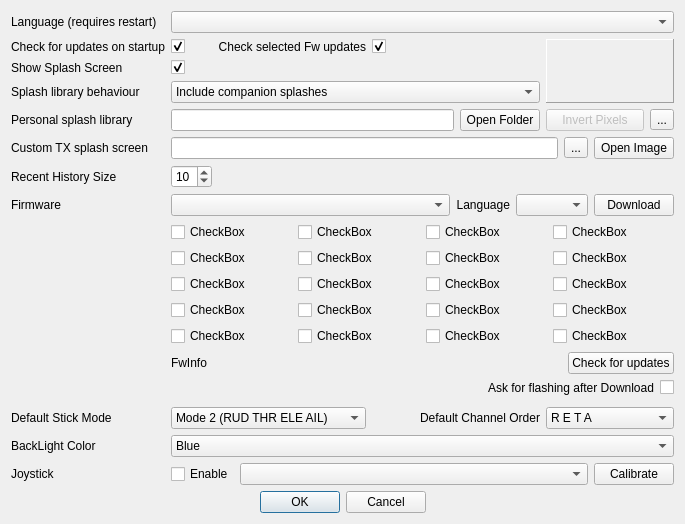
The window that src/preferencesdialog.ui (roberto1903/companion9x) describes before a commit, drawn with Qt 5.
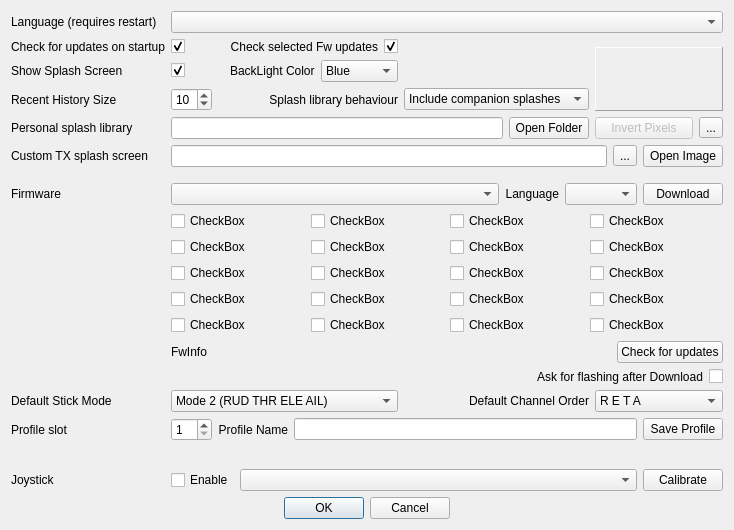
The same window after the commit. Icons and pictures are not drawn.

```diff
--- a/src/preferencesdialog.ui
+++ b/src/preferencesdialog.ui
@@ -6,8 +6,8 @@
    <rect>
     <x>0</x>
     <y>0</y>
-    <width>685</width>
-    <height>524</height>
+    <width>732</width>
+    <height>530</height>
    </rect>
   </property>
   <property name="sizePolicy">
@@ -29,11 +29,209 @@
    <iconset resource="companion9x.qrc">
     <normaloff>:/images/preferences.png</normaloff>:/images/preferences.png</iconset>
   </property>
-  <layout class="QGridLayout" name="gridLayout_4" columnstretch="0,0,0,1,0">
+  <layout class="QGridLayout" name="gridLayout_4" columnstretch="0,0,0,0,0,0,0">
    <property name="sizeConstraint">
     <enum>QLayout::SetMinimumSize</enum>
    </property>
-   <item row="11" column="1" colspan="4">
+   <item row="1" column="6" rowspan="4">
+    <layout class="QGridLayout" name="gridLayout_3" columnstretch="0,0">
+     <item row="1" column="0" colspan="2">
+      <widget class="QLabel" name="imageLabel">
+       <property name="sizePolicy">
+        <sizepolicy hsizetype="Minimum" vsizetype="Minimum">
+         <horstretch>0</horstretch>
+         <verstretch>0</verstretch>
+        </sizepolicy>
+       </property>
+       <property name="minimumSize">
+        <size>
+         <width>128</width>
+         <height>64</height>
+        </size>
+       </property>
+       <property name="maximumSize">
+        <size>
+         <width>128</width>
+         <height>64</height>
+        </size>
+       </property>
+       <property name="frameShape">
+        <enum>QFrame::Panel</enum>
+       </property>
+       <property name="frameShadow">
+        <enum>QFrame::Raised</enum>
+       </property>
+       <property name="text">
+        <string/>
+       </property>
+       <property name="scaledContents">
+        <bool>true</bool>
+       </property>
+      </widget>
+     </item>
+     <item row="2" column="0">
+      <widget class="QPushButton" name="InvertPixels">
+       <property name="enabled">
+        <bool>false</bool>
+       </property>
+       <property name="text">
+        <string>Invert Pixels</string>
+       </property>
+      </widget>
+     </item>
+     <item row="2" column="1">
+      <widget class="QToolButton" name="clearImageButton">
+       <property name="text">
+        <string>...</string>
+       </property>
+       <property name="icon">
+        <iconset resource="companion9x.qrc">
+         <normaloff>:/images/clear.png</normaloff>:/images/clear.png</iconset>
+       </property>
+      </widget>
+     </item>
+     <item row="0" column="0" colspan="2">
+      <spacer name="verticalSpacer_2">
+       <property name="orientation">
+        <enum>Qt::Vertical</enum>
+       </property>
+       <property name="sizeType">
+        <enum>QSizePolicy::Expanding</enum>
+       </property>
+       <property name="sizeHint" stdset="0">
+        <size>
+         <width>2</width>
+         <height>2</height>
+        </size>
+       </property>
+      </spacer>
+     </item>
+    </layout>
+   </item>
+   <item row="4" column="0">
+    <widget class="QLabel" name="label_9">
+     <property name="sizePolicy">
+      <sizepolicy hsizetype="Preferred" vsizetype="Minimum">
+       <horstretch>0</horstretch>
+       <verstretch>0</verstretch>
+      </sizepolicy>
+     </property>
+     <property name="text">
+      <string>Personal splash library</string>
+     </property>
+    </widget>
+   </item>
+   <item row="22" column="1" colspan="6">
+    <layout class="QHBoxLayout" name="horizontalLayout">
+     <item>
+      <widget class="QCheckBox" name="joystickChkB">
+       <property name="text">
+        <string>Enable</string>
+       </property>
+      </widget>
+     </item>
+     <item>
+      <widget class="QComboBox" name="joystickCB">
+       <property name="sizePolicy">
+        <sizepolicy hsizetype="MinimumExpanding" vsizetype="Fixed">
+         <horstretch>0</horstretch>
+         <verstretch>0</verstretch>
+        </sizepolicy>
+       </property>
+      </widget>
+     </item>
+     <item>
+      <widget class="QPushButton" name="joystickcalButton">
+       <property name="text">
+        <string>Calibrate</string>
+       </property>
+      </widget>
+     </item>
+    </layout>
+   </item>
+   <item row="1" column="0">
+    <widget class="QLabel" name="label_2">
+     <property name="sizePolicy">
+      <sizepolicy hsizetype="Preferred" vsizetype="Minimum">
+       <horstretch>0</horstretch>
+       <verstretch>0</verstretch>
+      </sizepolicy>
+     </property>
+     <property name="text">
+      <string>Check for updates on startup</string>
+     </property>
+    </widget>
+   </item>
+   <item row="18" column="1" colspan="4">
+    <widget class="QComboBox" name="stickmodeCB">
+     <property name="whatsThis">
+      <string>Mode selection:
+
+Mode 1:
+  Left stick:  Elevator, Rudder
+  Right stick:  Throttle, Aileron
+
+Mode 2:
+  Left stick:  Throttle, Rudder
+  Right stick:  Elevator, Aileron
+
+Mode 3:
+  Left stick:  Elevator, Aileron
+  Right stick:  Throttle, Rudder
+
+Mode 4:
+  Left stick:  Throttle, Aileron
+  Right stick:  Elevator, Rudder
+
+</string>
+     </property>
+     <property name="currentIndex">
+      <number>1</number>
+     </property>
+     <item>
+      <property name="text">
+       <string>Mode 1 (RUD ELE THR AIL)</string>
+      </property>
+     </item>
+     <item>
+      <property name="text">
+       <string>Mode 2 (RUD THR ELE AIL)</string>
+      </property>
+     </item>
+     <item>
+      <property name="text">
+       <string>Mode 3 (AIL ELE THR RUD)</string>
+      </property>
+     </item>
+     <item>
+      <property name="text">
+       <string>Mode 4 (AIL THR ELE RUD)</string>
+      </property>
+     </item>
+    </widget>
+   </item>
+   <item row="4" column="1" colspan="5">
+    <layout class="QGridLayout" name="gridLayout_2">
+     <item row="0" column="1">
+      <widget class="QPushButton" name="libraryPathButton">
+       <property name="text">
+        <string>Open Folder</string>
+       </property>
+      </widget>
+     </item>
+     <item row="0" column="0">
+      <widget class="QLineEdit" name="libraryPath">
+       <property name="enabled">
+        <bool>true</bool>
+       </property>
+       <property name="readOnly">
+        <bool>true</bool>
+       </property>
+      </widget>
+     </item>
+    </layout>
+   </item>
+   <item row="12" column="1" colspan="6">
     <layout class="QHBoxLayout" name="horizontalLayout_5">
      <item>
       <widget class="QLabel" name="FwInfo">
@@ -57,21 +255,14 @@
      </item>
     </layout>
    </item>
-   <item row="14" column="0" colspan="5">
-    <spacer name="verticalSpacer">
-     <property name="orientation">
-      <enum>Qt::Vertical</enum>
-     </property>
-     <property name="sizeHint" stdset="0">
-      <size>
-       <width>20</width>
-       <height>40</height>
-      </size>
-     </property>
-    </spacer>
-   </item>
-   <item row="15" column="3">
+   <item row="18" column="5">
     <widget class="QLabel" name="label_13">
+     <property name="sizePolicy">
+      <sizepolicy hsizetype="MinimumExpanding" vsizetype="Preferred">
+       <horstretch>0</horstretch>
+       <verstretch>0</verstretch>
+      </sizepolicy>
+     </property>
      <property name="text">
       <string>Default Channel Order</string>
      </property>
@@ -80,50 +271,7 @@
      </property>
     </widget>
    </item>
-   <item row="1" column="2">
-    <widget class="QLabel" name="label_7">
-     <property name="text">
-      <string>Check selected Fw updates</string>
-     </property>
-     <property name="alignment">
-      <set>Qt::AlignRight|Qt::AlignTrailing|Qt::AlignVCenter</set>
-     </property>
-    </widget>
-   </item>
-   <item row="1" column="1">
-    <widget class="QCheckBox" name="startupCheck_companion9x">
-     <property name="text">
-      <string/>
-     </property>
-     <property name="checked">
-      <bool>true</bool>
-     </property>
-    </widget>
-   </item>
-   <item row="0" column="1" colspan="4">
-    <widget class="QComboBox" name="locale_QB"/>
-   </item>
-   <item row="3" column="1" colspan="3">
-    <widget class="QComboBox" name="splashincludeCB">
-     <property name="sizePolicy">
-      <sizepolicy hsizetype="MinimumExpanding" vsizetype="Fixed">
-       <horstretch>0</horstretch>
-       <verstretch>0</verstretch>
-      </sizepolicy>
-     </property>
-     <item>
-      <property name="text">
-       <string>Include companion splashes</string>
-      </property>
-     </item>
-     <item>
-      <property name="text">
-       <string>Only user defined splashes</string>
-      </property>
-     </item>
-    </widget>
-   </item>
-   <item row="15" column="4">
+   <item row="18" column="6">
     <widget class="QComboBox" name="channelorderCB">
      <property name="sizePolicy">
       <sizepolicy hsizetype="MinimumExpanding" vsizetype="Fixed">
@@ -267,35 +415,7 @@
      </item>
     </widget>
    </item>
-   <item row="18" column="1" colspan="4">
-    <layout class="QHBoxLayout" name="horizontalLayout">
-     <item>
-      <widget class="QCheckBox" name="joystickChkB">
-       <property name="text">
-        <string>Enable</string>
-       </property>
-      </widget>
-     </item>
-     <item>
-      <widget class="QComboBox" name="joystickCB">
-       <property name="sizePolicy">
-        <sizepolicy hsizetype="MinimumExpanding" vsizetype="Fixed">
-         <horstretch>0</horstretch>
-         <verstretch>0</verstretch>
-        </sizepolicy>
-       </property>
-      </widget>
-     </item>
-     <item>
-      <widget class="QPushButton" name="joystickcalButton">
-       <property name="text">
-        <string>Calibrate</string>
-       </property>
-      </widget>
-     </item>
-    </layout>
-   </item>
-   <item row="5" column="1" colspan="4">
+   <item row="6" column="1" colspan="6">
     <layout class="QHBoxLayout" name="horizontalLayout_2">
      <item>
       <widget class="QLineEdit" name="SplashFileName">
@@ -333,30 +453,7 @@
      </item>
     </layout>
    </item>
-   <item row="2" column="1">
-    <widget class="QCheckBox" name="showSplash">
-     <property name="text">
-      <string/>
-     </property>
-     <property name="checked">
-      <bool>true</bool>
-     </property>
-    </widget>
-   </item>
-   <item row="2" column="0">
-    <widget class="QLabel" name="label_4">
-     <property name="sizePolicy">
-      <sizepolicy hsizetype="Preferred" vsizetype="Minimum">
-       <horstretch>0</horstretch>
-       <verstretch>0</verstretch>
-      </sizepolicy>
-     </property>
-     <property name="text">
-      <string>Show Splash Screen</string>
-     </property>
-    </widget>
-   </item>
-   <item row="8" column="1" colspan="4">
+   <item row="9" column="1" colspan="6">
     <layout class="QHBoxLayout" name="horizontalLayout_4" stretch="1,0,0,0">
      <property name="sizeConstraint">
       <enum>QLayout::SetMaximumSize</enum>
@@ -399,36 +496,7 @@
      </item>
     </layout>
    </item>
-   <item row="17" column="1" colspan="4">
-    <widget class="QComboBox" name="backLightColor">
-     <item>
-      <property name="text">
-       <string>Blue</string>
-      </property>
-     </item>
-     <item>
-      <property name="text">
-       <string>Green</string>
-      </property>
-     </item>
-     <item>
-      <property name="text">
-       <string>Red</string>
-      </property>
-     </item>
-     <item>
-      <property name="text">
-       <string>Orange</string>
-      </property>
-     </item>
-     <item>
-      <property name="text">
-       <string>Yellow</string>
-      </property>
-     </item>
-    </widget>
-   </item>
-   <item row="15" column="0">
+   <item row="18" column="0">
     <widget class="QLabel" name="label_14">
      <property name="sizePolicy">
       <sizepolicy hsizetype="Preferred" vsizetype="Minimum">
@@ -441,160 +509,7 @@
      </property>
     </widget>
    </item>
-   <item row="1" column="3">
-    <widget class="QCheckBox" name="startupCheck_fw">
-     <property name="text">
-      <string/>
-     </property>
-     <property name="checked">
-      <bool>true</bool>
-     </property>
-    </widget>
-   </item>
-   <item row="3" column="0">
-    <widget class="QLabel" name="label_10">
-     <property name="sizePolicy">
-      <sizepolicy hsizetype="Preferred" vsizetype="Minimum">
-       <horstretch>0</horstretch>
-       <verstretch>0</verstretch>
-      </sizepolicy>
-     </property>
-     <property name="text">
-      <string>Splash library behaviour</string>
-     </property>
-    </widget>
-   </item>
-   <item row="7" column="1">
-    <widget class="QSpinBox" name="historySize">
-     <property name="sizePolicy">
-      <sizepolicy hsizetype="Maximum" vsizetype="Fixed">
-       <horstretch>40</horstretch>
-       <verstretch>0</verstretch>
-      </sizepolicy>
-     </property>
-     <property name="maximum">
-      <number>15</number>
-     </property>
-     <property name="value">
-      <number>10</number>
-     </property>
-    </widget>
-   </item>
-   <item row="0" column="0">
-    <widget class="QLabel" name="label">
-     <property name="sizePolicy">
-      <sizepolicy hsizetype="Preferred" vsizetype="Minimum">
-       <horstretch>0</horstretch>
-       <verstretch>0</verstretch>
-      </sizepolicy>
-     </property>
-     <property name="text">
-      <string>Language (requires restart)</string>
-     </property>
-    </widget>
-   </item>
-   <item row="1" column="0">
-    <widget class="QLabel" name="label_2">
-     <property name="sizePolicy">
-      <sizepolicy hsizetype="Preferred" vsizetype="Minimum">
-       <horstretch>0</horstretch>
-       <verstretch>0</verstretch>
-      </sizepolicy>
-     </property>
-     <property name="text">
-      <string>Check for updates on startup</string>
-     </property>
-    </widget>
-   </item>
-   <item row="1" column="4" rowspan="4">
-    <layout class="QGridLayout" name="gridLayout_3" columnstretch="0,0">
-     <item row="1" column="0" colspan="2">
-      <widget class="QLabel" name="imageLabel">
-       <property name="sizePolicy">
-        <sizepolicy hsizetype="Minimum" vsizetype="Minimum">
-         <horstretch>0</horstretch>
-         <verstretch>0</verstretch>
-        </sizepolicy>
-       </property>
-       <property name="minimumSize">
-        <size>
-         <width>128</width>
-         <height>64</height>
-        </size>
-       </property>
-       <property name="maximumSize">
-        <size>
-         <width>128</width>
-         <height>64</height>
-        </size>
-       </property>
-       <property name="frameShape">
-        <enum>QFrame::Panel</enum>
-       </property>
-       <property name="frameShadow">
-        <enum>QFrame::Raised</enum>
-       </property>
-       <property name="text">
-        <string/>
-       </property>
-       <property name="scaledContents">
-        <bool>true</bool>
-       </property>
-      </widget>
-     </item>
-     <item row="2" column="0">
-      <widget class="QPushButton" name="InvertPixels">
-       <property name="enabled">
-        <bool>false</bool>
-       </property>
-       <property name="text">
-        <string>Invert Pixels</string>
-       </property>
-      </widget>
-     </item>
-     <item row="2" column="1">
-      <widget class="QToolButton" name="clearImageButton">
-       <property name="text">
-        <string>...</string>
-       </property>
-       <property name="icon">
-        <iconset resource="companion9x.qrc">
-         <normaloff>:/images/clear.png</normaloff>:/images/clear.png</iconset>
-       </property>
-      </widget>
-     </item>
-     <item row="0" column="0" colspan="2">
-      <spacer name="verticalSpacer_2">
-       <property name="orientation">
-        <enum>Qt::Vertical</enum>
-       </property>
-       <property name="sizeType">
-        <enum>QSizePolicy::Expanding</enum>
-       </property>
-       <property name="sizeHint" stdset="0">
-        <size>
-         <width>2</width>
-         <height>2</height>
-        </size>
-       </property>
-      </spacer>
-     </item>
-    </layout>
-   </item>
-   <item row="7" column="0">
-    <widget class="QLabel" name="label_5">
-     <property name="sizePolicy">
-      <sizepolicy hsizetype="Preferred" vsizetype="Minimum">
-       <horstretch>0</horstretch>
-       <verstretch>0</verstretch>
-      </sizepolicy>
-     </property>
-     <property name="text">
-      <string>Recent History Size</string>
-     </property>
-    </widget>
-   </item>
-   <item row="8" column="0">
+   <item row="9" column="0">
     <widget class="QLabel" name="label_6">
      <property name="sizePolicy">
       <sizepolicy hsizetype="Preferred" vsizetype="Minimum">
@@ -607,33 +522,7 @@
      </property>
     </widget>
    </item>
-   <item row="17" column="0">
-    <widget class="QLabel" name="label_3">
-     <property name="sizePolicy">
-      <sizepolicy hsizetype="Preferred" vsizetype="Minimum">
-       <horstretch>0</horstretch>
-       <verstretch>0</verstretch>
-      </sizepolicy>
-     </property>
-     <property name="text">
-      <string>BackLight Color</string>
-     </property>
-    </widget>
-   </item>
-   <item row="18" column="0">
-    <widget class="QLabel" name="label_11">
-     <property name="sizePolicy">
-      <sizepolicy hsizetype="Preferred" vsizetype="Minimum">
-       <horstretch>0</horstretch>
-       <verstretch>0</verstretch>
-      </sizepolicy>
-     </property>
-     <property name="text">
-      <string>Joystick</string>
-     </property>
-    </widget>
-   </item>
-   <item row="19" column="0" colspan="5">
+   <item row="24" column="0" colspan="7">
     <layout class="QHBoxLayout" name="horizontalLayout_3">
      <item>
       <spacer name="horizontalSpacer_3">
@@ -676,7 +565,7 @@
      </item>
     </layout>
    </item>
-   <item row="10" column="1" colspan="4">
+   <item row="11" column="1" colspan="6">
     <layout class="QGridLayout" name="gridLayout" columnstretch="1,1,1,1">
      <property name="sizeConstraint">
       <enum>QLayout::SetMaximumSize</enum>
@@ -841,55 +730,7 @@
      </item>
     </layout>
    </item>
-   <item row="15" column="1" colspan="2">
-    <widget class="QComboBox" name="stickmodeCB">
-     <property name="whatsThis">
-      <string>Mode selection:
-
-Mode 1:
-  Left stick:  Elevator, Rudder
-  Right stick:  Throttle, Aileron
-
-Mode 2:
-  Left stick:  Throttle, Rudder
-  Right stick:  Elevator, Aileron
-
-Mode 3:
-  Left stick:  Elevator, Aileron
-  Right stick:  Throttle, Rudder
-
-Mode 4:
-  Left stick:  Throttle, Aileron
-  Right stick:  Elevator, Rudder
-
-</string>
-     </property>
-     <property name="currentIndex">
-      <number>1</number>
-     </property>
-     <item>
-      <property name="text">
-       <string>Mode 1 (RUD ELE THR AIL)</string>
-      </property>
-     </item>
-     <item>
-      <property name="text">
-       <string>Mode 2 (RUD THR ELE AIL)</string>
-      </property>
-     </item>
-     <item>
-      <property name="text">
-       <string>Mode 3 (AIL ELE THR RUD)</string>
-      </property>
-     </item>
-     <item>
-      <property name="text">
-       <string>Mode 4 (AIL THR ELE RUD)</string>
-      </property>
-     </item>
-    </widget>
-   </item>
-   <item row="5" column="0">
+   <item row="6" column="0">
     <widget class="QLabel" name="label_8">
      <property name="sizePolicy">
       <sizepolicy hsizetype="Preferred" vsizetype="Minimum">
@@ -902,41 +743,7 @@
      </property>
     </widget>
    </item>
-   <item row="4" column="0">
-    <widget class="QLabel" name="label_9">
-     <property name="sizePolicy">
-      <sizepolicy hsizetype="Preferred" vsizetype="Minimum">
-       <horstretch>0</horstretch>
-       <verstretch>0</verstretch>
-      </sizepolicy>
-     </property>
-     <property name="text">
-      <string>Personal splash library</string>
-     </property>
-    </widget>
-   </item>
-   <item row="4" column="1" colspan="3">
-    <layout class="QGridLayout" name="gridLayout_2">
-     <item row="0" column="0">
-      <widget class="QLineEdit" name="libraryPath">
-       <property name="enabled">
-        <bool>true</bool>
-       </property>
-       <property name="readOnly">
-        <bool>true</bool>
-       </property>
-      </widget>
-     </item>
-     <item row="0" column="1">
-      <widget class="QPushButton" name="libraryPathButton">
-       <property name="text">
-        <string>Open Folder</string>
-       </property>
-      </widget>
-     </item>
-    </layout>
-   </item>
-   <item row="12" column="1" colspan="4">
+   <item row="13" column="1" colspan="6">
     <layout class="QHBoxLayout" name="horizontalLayout_6" stretch="1,0">
      <item>
       <widget class="QLabel" name="label_12">
@@ -963,6 +770,276 @@
      </item>
     </layout>
    </item>
+   <item row="3" column="1">
+    <widget class="QSpinBox" name="historySize">
+     <property name="sizePolicy">
+      <sizepolicy hsizetype="Maximum" vsizetype="Fixed">
+       <horstretch>40</horstretch>
+       <verstretch>0</verstretch>
+      </sizepolicy>
+     </property>
+     <property name="maximum">
+      <number>15</number>
+     </property>
+     <property name="value">
+      <number>10</number>
+     </property>
+    </widget>
+   </item>
+   <item row="22" column="0">
+    <widget class="QLabel" name="label_11">
+     <property name="sizePolicy">
+      <sizepolicy hsizetype="MinimumExpanding" vsizetype="Minimum">
+       <horstretch>0</horstretch>
+       <verstretch>0</verstretch>
+      </sizepolicy>
+     </property>
+     <property name="text">
+      <string>Joystick</string>
+     </property>
+    </widget>
+   </item>
+   <item row="0" column="1" colspan="6">
+    <widget class="QComboBox" name="locale_QB"/>
+   </item>
+   <item row="3" column="4">
+    <widget class="QLabel" name="label_10">
+     <property name="sizePolicy">
+      <sizepolicy hsizetype="Preferred" vsizetype="Minimum">
+       <horstretch>0</horstretch>
+       <verstretch>0</verstretch>
+      </sizepolicy>
+     </property>
+     <property name="text">
+      <string>Splash library behaviour</string>
+     </property>
+     <property name="alignment">
+      <set>Qt::AlignRight|Qt::AlignTrailing|Qt::AlignVCenter</set>
+     </property>
+    </widget>
+   </item>
+   <item row="7" column="0" colspan="7">
+    <spacer name="verticalSpacer_3">
+     <property name="orientation">
+      <enum>Qt::Vertical</enum>
+     </property>
+     <property name="sizeType">
+      <enum>QSizePolicy::Minimum</enum>
+     </property>
+     <property name="sizeHint" stdset="0">
+      <size>
+       <width>20</width>
+       <height>10</height>
+      </size>
+     </property>
+    </spacer>
+   </item>
+   <item row="0" column="0">
+    <widget class="QLabel" name="label">
+     <property name="sizePolicy">
+      <sizepolicy hsizetype="Preferred" vsizetype="Minimum">
+       <horstretch>0</horstretch>
+       <verstretch>0</verstretch>
+      </sizepolicy>
+     </property>
+     <property name="text">
+      <string>Language (requires restart)</string>
+     </property>
+    </widget>
+   </item>
+   <item row="1" column="1">
+    <widget class="QCheckBox" name="startupCheck_companion9x">
+     <property name="text">
+      <string/>
+     </property>
+     <property name="checked">
+      <bool>true</bool>
+     </property>
+    </widget>
+   </item>
+   <item row="3" column="5">
+    <widget class="QComboBox" name="splashincludeCB">
+     <property name="sizePolicy">
+      <sizepolicy hsizetype="MinimumExpanding" vsizetype="Fixed">
+       <horstretch>0</horstretch>
+       <verstretch>0</verstretch>
+      </sizepolicy>
+     </property>
+     <item>
+      <property name="text">
+       <string>Include companion splashes</string>
+      </property>
+     </item>
+     <item>
+      <property name="text">
+       <string>Only user defined splashes</string>
+      </property>
+     </item>
+    </widget>
+   </item>
+   <item row="2" column="0">
+    <widget class="QLabel" name="label_4">
+     <property name="sizePolicy">
+      <sizepolicy hsizetype="Preferred" vsizetype="Minimum">
+       <horstretch>0</horstretch>
+       <verstretch>0</verstretch>
+      </sizepolicy>
+     </property>
+     <property name="text">
+      <string>Show Splash Screen</string>
+     </property>
+    </widget>
+   </item>
+   <item row="2" column="1">
+    <widget class="QCheckBox" name="showSplash">
+     <property name="text">
+      <string/>
+     </property>
+     <property name="checked">
+      <bool>true</bool>
+     </property>
+    </widget>
+   </item>
+   <item row="3" column="0">
+    <widget class="QLabel" name="label_5">
+     <property name="sizePolicy">
+      <sizepolicy hsizetype="Preferred" vsizetype="Minimum">
+       <horstretch>0</horstretch>
+       <verstretch>0</verstretch>
+      </sizepolicy>
+     </property>
+     <property name="text">
+      <string>Recent History Size</string>
+     </property>
+    </widget>
+   </item>
+   <item row="19" column="0">
+    <widget class="QLabel" name="label_15">
+     <property name="text">
+      <string>Profile slot</string>
+     </property>
+    </widget>
+   </item>
+   <item row="19" column="1" colspan="6">
+    <layout class="QHBoxLayout" name="horizontalLayout_9">
+     <item>
+      <widget class="QSpinBox" name="ProfSlot_SB">
+       <property name="minimum">
+        <number>1</number>
+       </property>
+       <property name="maximum">
+        <number>10</number>
+       </property>
+      </widget>
+     </item>
+     <item>
+      <widget class="QLabel" name="label_16">
+       <property name="text">
+        <string>Profile Name</string>
+       </property>
+       <property name="alignment">
+        <set>Qt::AlignRight|Qt::AlignTrailing|Qt::AlignVCenter</set>
+       </property>
+      </widget>
+     </item>
+     <item>
+      <widget class="QLineEdit" name="ProfName_LE"/>
+     </item>
+     <item>
+      <widget class="QPushButton" name="ProfSave_PB">
+       <property name="text">
+        <string>Save Profile</string>
+       </property>
+      </widget>
+     </item>
+    </layout>
+   </item>
+   <item row="2" column="4">
+    <layout class="QHBoxLayout" name="horizontalLayout_8">
+     <item>
+      <widget class="QLabel" name="label_3">
+       <property name="sizePolicy">
+        <sizepolicy hsizetype="Preferred" vsizetype="Minimum">
+         <horstretch>0</horstretch>
+         <verstretch>0</verstretch>
+        </sizepolicy>
+       </property>
+       <property name="text">
+        <string>BackLight Color</string>
+       </property>
+      </widget>
+     </item>
+     <item>
+      <widget class="QComboBox" name="backLightColor">
+       <item>
+        <property name="text">
+         <string>Blue</string>
+        </property>
+       </item>
+       <item>
+        <property name="text">
+         <string>Green</string>
+        </property>
+       </item>
+       <item>
+        <property name="text">
+         <string>Red</string>
+        </property>
+       </item>
+       <item>
+        <property name="text">
+         <string>Orange</string>
+        </property>
+       </item>
+       <item>
+        <property name="text">
+         <string>Yellow</string>
+        </property>
+       </item>
+      </widget>
+     </item>
+    </layout>
+   </item>
+   <item row="1" column="4">
+    <layout class="QHBoxLayout" name="horizontalLayout_7">
+     <item>
+      <widget class="QLabel" name="label_7">
+       <property name="text">
+        <string>Check selected Fw updates</string>
+       </property>
+       <property name="alignment">
+        <set>Qt::AlignRight|Qt::AlignTrailing|Qt::AlignVCenter</set>
+       </property>
+      </widget>
+     </item>
+     <item>
+      <widget class="QCheckBox" name="startupCheck_fw">
+       <property name="text">
+        <string/>
+       </property>
+       <property name="checked">
+        <bool>true</bool>
+       </property>
+      </widget>
+     </item>
+    </layout>
+   </item>
+   <item row="21" column="0" colspan="7">
+    <spacer name="verticalSpacer">
+     <property name="orientation">
+      <enum>Qt::Vertical</enum>
+     </property>
+     <property name="sizeType">
+      <enum>QSizePolicy::MinimumExpanding</enum>
+     </property>
+     <property name="sizeHint" stdset="0">
+      <size>
+       <width>40</width>
+       <height>10</height>
+      </size>
+     </property>
+    </spacer>
+   </item>
   </layout>
   <zorder>label_2</zorder>
   <zorder>label</zorder>
```
Left out of the diff: 18 changed lines with no effect on the pictures.
